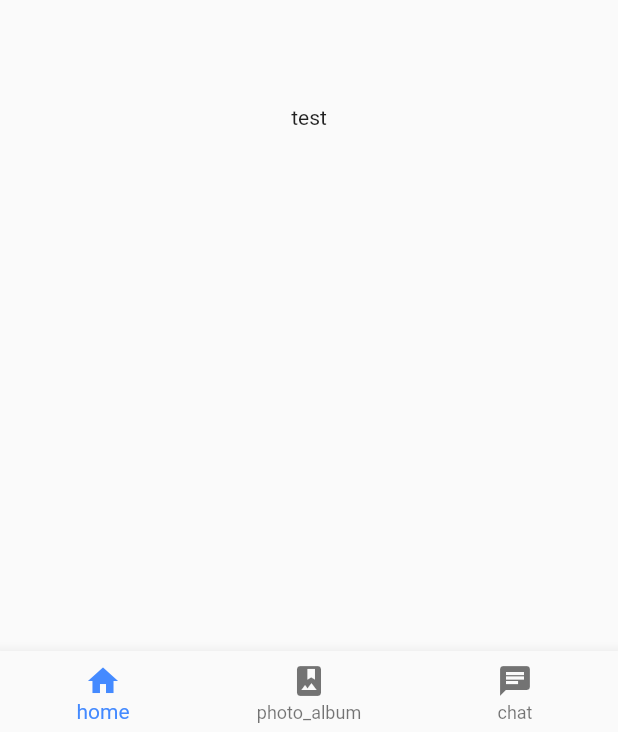
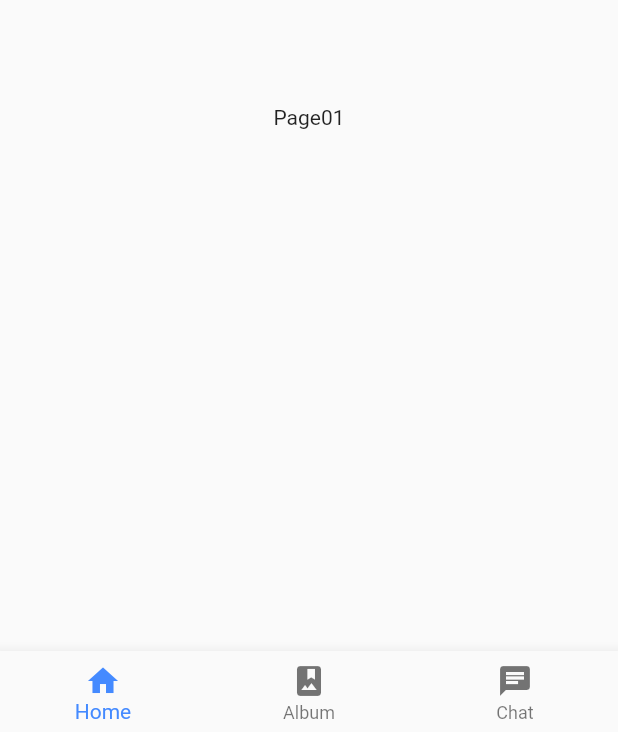
Before and after one commit to Rutile3/flutter_navigator_name, a Flutter app: the screen it shows after launch, on a phone screen of 412 x 824 dp. Shown: the part 501-1233 px from the top of the screen. Run offline on Flutter 3.47's test engine with Material 2 defaults, Android fonts, the phone set to English and light mode, and no system bars.

Commit message:
✨ Navigatorで表示するページを変えるよう修正

```diff
--- a/lib/currentNavigation.dart
+++ b/lib/currentNavigation.dart
@@ -1,5 +1,24 @@
+import 'package:flutter/material.dart';
+
+import 'page01Routes.dart';
+import 'page02Routes.dart';
+import 'page03Routes.dart';
+
 enum CurrentNavigationName {
   page01,
   page02,
   page03,
 }
+
+Map<CurrentNavigationName, GlobalKey<NavigatorState>> currentNavigationKeys = {
+  CurrentNavigationName.page01: GlobalKey<NavigatorState>(),
+  CurrentNavigationName.page02: GlobalKey<NavigatorState>(),
+  CurrentNavigationName.page03: GlobalKey<NavigatorState>(),
+};
+
+Map<CurrentNavigationName, Map<String, WidgetBuilder>> currentNavigationRoutes =
+    {
+  CurrentNavigationName.page01: page01Routes,
+  CurrentNavigationName.page02: page02Routes,
+  CurrentNavigationName.page03: page03Routes,
+};
--- a/lib/main.dart
+++ b/lib/main.dart
@@ -31,11 +31,30 @@ class MyHomePageState extends State<MyHomePage> {
       appBar: AppBar(
         title: Text('Flutter Demo'),
       ),
-      body: Center(
-        child: Text('test'),
+      body: Stack(
+        children: <Widget>[
+          _buildOffstageNavigator(CurrentNavigationName.page01),
+          _buildOffstageNavigator(CurrentNavigationName.page02),
+          _buildOffstageNavigator(CurrentNavigationName.page03),
+        ],
       ),
       bottomNavigationBar: MyBottomNavigationBar(
         onTap: _selectCurrentNavigation,
+      ),
+    );
+  }
+
+  Widget _buildOffstageNavigator(CurrentNavigationName name) {
+    final routes = currentNavigationRoutes[name];
+    return Offstage(
+      offstage: currentNavigationName != name,
+      child: Navigator(
+        key: currentNavigationKeys[name],
+        onGenerateRoute: (routeSettings) {
+          return MaterialPageRoute(
+            builder: (context) => routes[routeSettings.name](context),
+          );
+        },
       ),
     );
   }
@@ -44,7 +63,7 @@ class MyHomePageState extends State<MyHomePage> {
     // 指定されたタブが現在のタブと同じ場合はタブの最初のページへ、
     // 指定されたタブが現在のタブと異なる場合は他のタブのページへ遷移します。
     if (name == this.currentNavigationName) {
-      currentNavigationState[name]
+      currentNavigationKeys[name]
           .currentState
           .popUntil((route) => route.isFirst);
     } else {
--- a/lib/myBottomNavigationBar.dart
+++ b/lib/myBottomNavigationBar.dart
@@ -19,9 +19,9 @@ class MyBottomNavigationBarState extends State<MyBottomNavigationBar> {
     CurrentNavigationName.page03: Icon(Icons.chat),
   };
   final Map<CurrentNavigationName, String> _label = {
-    CurrentNavigationName.page01: 'home',
-    CurrentNavigationName.page02: 'photo_album',
-    CurrentNavigationName.page03: 'chat',
+    CurrentNavigationName.page01: 'Home',
+    CurrentNavigationName.page02: 'Album',
+    CurrentNavigationName.page03: 'Chat',
   };
 
   @override
--- /dev/null
+++ b/lib/page01.dart
@@ -0,0 +1,8 @@
+import 'package:flutter/material.dart';
+
+class Page01 extends StatelessWidget {
+  @override
+  Widget build(BuildContext context) {
+    return Center(child: Text('Page01'));
+  }
+}
--- /dev/null
+++ b/lib/page01Routes.dart
@@ -0,0 +1,11 @@
+import 'package:flutter/material.dart';
+
+import 'page01.dart';
+
+class Page01RouteNames {
+  static const String root = '/';
+}
+
+final Map<String, WidgetBuilder> page01Routes = {
+  Page01RouteNames.root: (context) => Page01(),
+};
```
Also changed, not shown: lib/page02.dart (added, +8 -0 lines), lib/page02Routes.dart (added, +11 -0 lines), lib/page03.dart (added, +8 -0 lines), lib/page03Routes.dart (added, +11 -0 lines).
